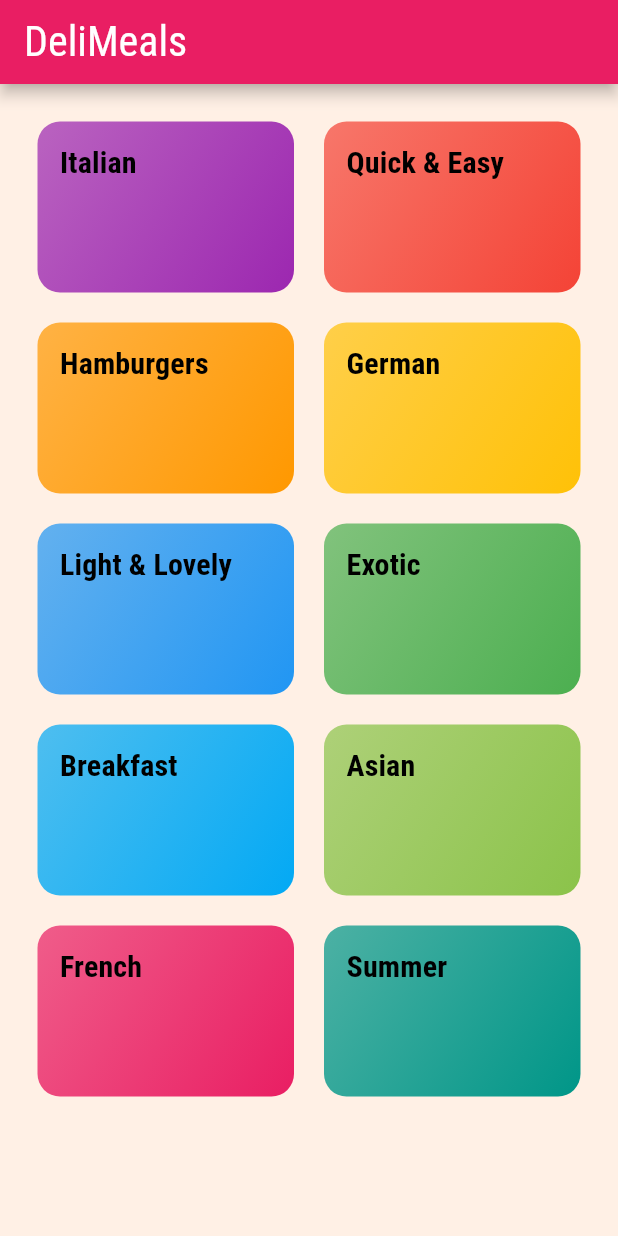
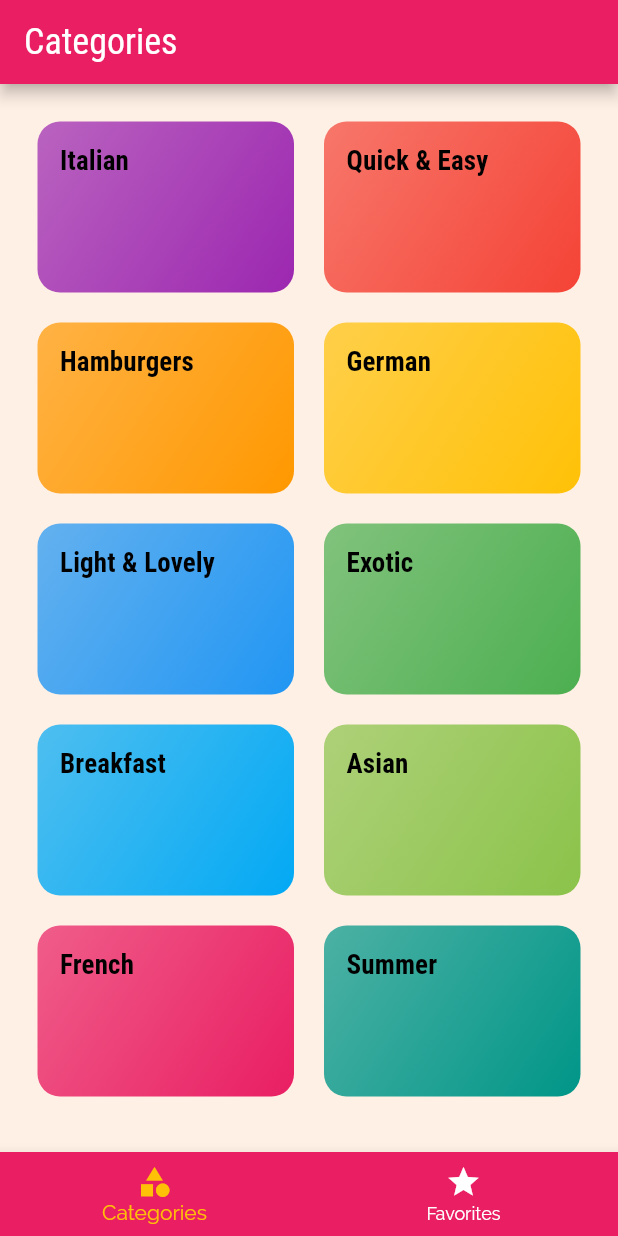
Before and after one commit to gazaradmin/delimeal, a Flutter app: the screen it shows after launch, on a phone screen of 412 x 824 dp. Run offline on Flutter 3.47's test engine with Material 2 defaults, Android fonts, the phone set to English and light mode, and no system bars.

Commit message:
add tabs screen

```diff
--- a/lib/main.dart
+++ b/lib/main.dart
@@ -1,5 +1,7 @@
 import 'package:flutter/material.dart';
 
+import 'screens/meal_detail_screen.dart';
+import 'screens/tabs_screen.dart';
 import 'screens/categories_screen.dart';
 import 'screens/category_meals_screen.dart';
 
@@ -16,7 +18,7 @@ class MyApp extends StatelessWidget {
       title: 'Flutter Demo',
       theme: ThemeData(
         primarySwatch: Colors.pink,
-        // accentColor: Colors.amber,
+        secondaryHeaderColor: Colors.amber,
         canvasColor: const Color.fromRGBO(255, 240, 229, 1),
         fontFamily: 'Raleway',
         textTheme: ThemeData.light().textTheme.copyWith(
@@ -30,23 +32,29 @@ class MyApp extends StatelessWidget {
                 color: Color.fromRGBO(20, 51, 51, 1),
               ),
               titleSmall: const TextStyle(
+                fontSize: 18,
+                fontFamily: 'RobotoCondensed',
+                fontWeight: FontWeight.bold,
+              ),
+              titleMedium: const TextStyle(
                 fontSize: 20,
                 fontFamily: 'RobotoCondensed',
                 fontWeight: FontWeight.bold,
               ),
-              titleMedium: const TextStyle(
+              titleLarge: const TextStyle(
                 fontSize: 24,
-                fontFamily: 'RobotoCondensed',
-                fontWeight: FontWeight.bold,
-              ),
-              titleLarge: const TextStyle(
-                fontSize: 28,
                 fontFamily: 'RobotoCondensed',
               ),
             ),
       ),
-      routes: {'/category-meals': (_) => const CategoryMealsScreen()},
-      home: const CategoriesScreen(),
+      routes: {
+        '/': (_) => const TabsScreen(),
+        '/category-meals': (_) => const CategoryMealsScreen(),
+        const MealDetailScreen().routeName: (_) => const MealDetailScreen(),
+      },
+      onUnknownRoute: (settings) =>
+          MaterialPageRoute(builder: (_) => const CategoriesScreen()),
+      // home: const CategoriesScreen(),
     );
   }
 }
--- a/lib/screens/categories_screen.dart
+++ b/lib/screens/categories_screen.dart
@@ -7,9 +7,7 @@ class CategoriesScreen extends StatelessWidget {
 
   @override
   Widget build(BuildContext context) {
-    return Scaffold(
-      appBar: AppBar(title: const Text('DeliMeals')),
-      body: GridView(
+    return GridView(
       padding: const EdgeInsets.all(25),
       gridDelegate: const SliverGridDelegateWithMaxCrossAxisExtent(
         maxCrossAxisExtent: 200,
@@ -26,7 +24,6 @@ class CategoriesScreen extends StatelessWidget {
             ),
           )
           .toList(),
-      ),
     );
   }
 }
--- a/lib/screens/category_meals_screen.dart
+++ b/lib/screens/category_meals_screen.dart
@@ -6,11 +6,6 @@ import 'package:flutter/material.dart';
 
 class CategoryMealsScreen extends StatelessWidget {
   const CategoryMealsScreen({super.key});
-
-  // final String id;
-  // final String categoryTitle;
-
-  // const CategoryMealsScreen(this.id, this.categoryTitle, {super.key});
 
   @override
   Widget build(BuildContext context) {
@@ -27,6 +22,7 @@ class CategoryMealsScreen extends StatelessWidget {
       ),
       body: ListView.builder(
         itemBuilder: (context, index) => MealItem(
+          id: categoryMeals[index].id,
           title: categoryMeals[index].title,
           imageUrl: categoryMeals[index].imageUrl,
           duration: categoryMeals[index].duration,
--- /dev/null
+++ b/lib/screens/tabs_screen.dart
@@ -0,0 +1,57 @@
+import 'package:flutter/material.dart';
+
+import './categories_screen.dart';
+import './favorites_screen.dart';
+
+class TabsScreen extends StatefulWidget {
+  const TabsScreen({super.key});
+
+  @override
+  State<TabsScreen> createState() => _TabsScreenState();
+}
+
+class _TabsScreenState extends State<TabsScreen> {
+  final List<Map<String, Object>> _pages = [
+    {'page': const CategoriesScreen(), 'title': 'Categories'},
+    {'page': const FavoritesScreen(), 'title': 'Your Favorite'},
+  ];
+
+  int _selectPageIndex = 0;
+
+  void _selectPage(int index) {
+    setState(() {
+      _selectPageIndex = index;
+    });
+  }
+
+  @override
+  Widget build(BuildContext context) {
+    return Scaffold(
+      appBar: AppBar(
+        title: Text(_pages[_selectPageIndex]['title'] as String),
+      ),
+      body: _pages[_selectPageIndex]['page'] as Widget,
+      bottomNavigationBar: BottomNavigationBar(
+        backgroundColor: Theme.of(context).primaryColor,
+        selectedItemColor: Theme.of(context).secondaryHeaderColor,
+        currentIndex: _selectPageIndex,
+        unselectedItemColor: Colors.white,
+        onTap: _selectPage,
+        items: const [
+          BottomNavigationBarItem(
+            icon: Icon(
+              Icons.category,
+            ),
+            label: 'Categories',
+          ),
+          BottomNavigationBarItem(
+            icon: Icon(
+              Icons.star,
+            ),
+            label: 'Favorites',
+          ),
+        ],
+      ),
+    );
+  }
+}
```
Also changed, not shown: lib/screens/favorites_screen.dart (added, +12 -0 lines), lib/screens/meal_detail_screen.dart (added, +97 -0 lines), lib/widgets/meal_item.dart (+10 -2 lines). Lines whose indentation alone changed are shown as unchanged.
